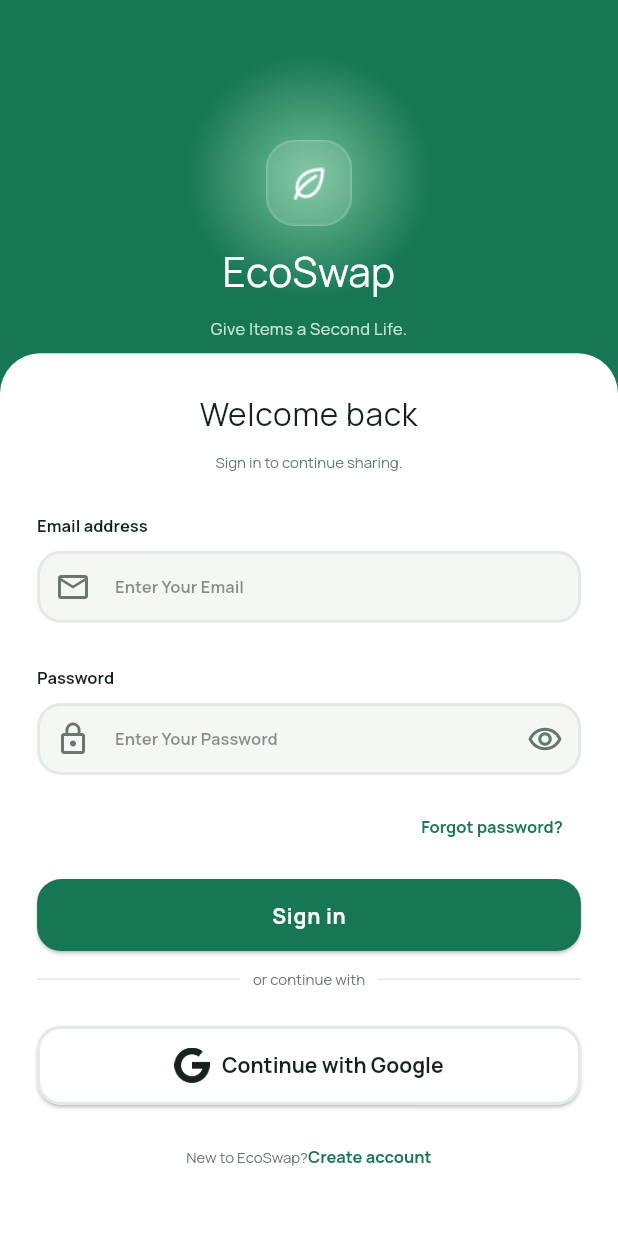
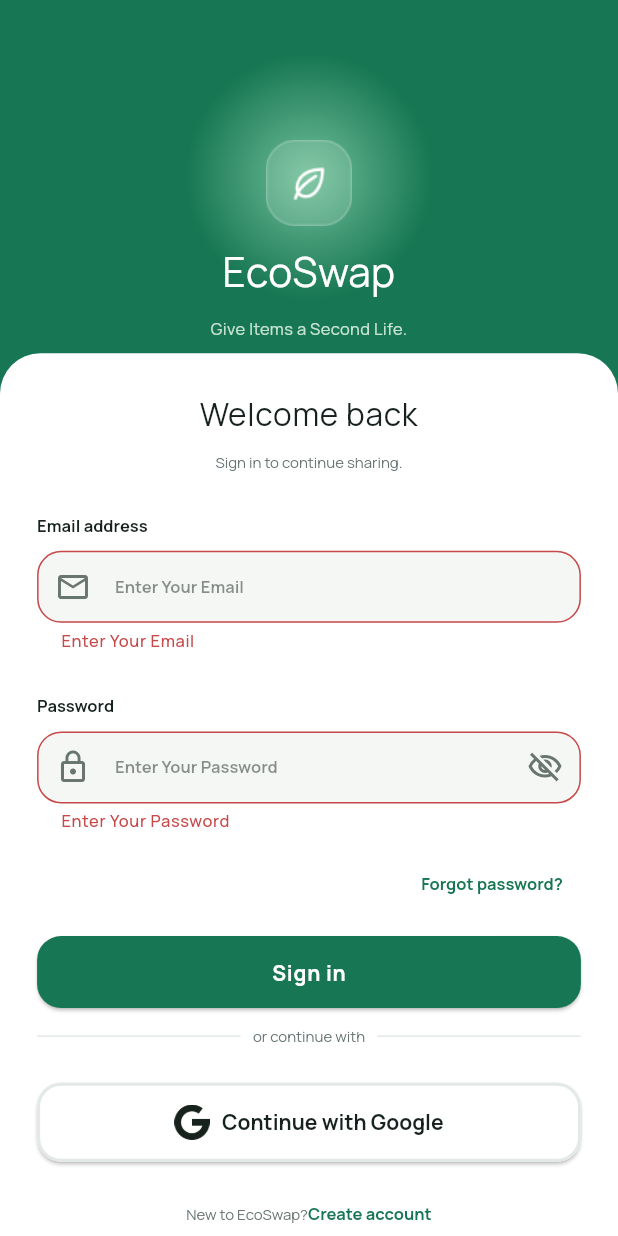
Before and after one commit to MariamWael411/Eco-Swap-App, a Flutter app: the LoginScreen screen opened by its route, after a tap on "Sign in", on a phone screen of 412 x 824 dp. Run offline on Flutter 3.47's test engine with Material 3 defaults, Android fonts, the phone set to English and light mode, and no system bars; our stand-ins replace bloc, flutter_bloc, google_fonts.

Commit message:
auth validation

```diff
--- /dev/null
+++ b/lib/core/utils/validation.dart
@@ -0,0 +1,92 @@
+import 'package:eco_swap_app/l10n/app_localizations.dart';
+import 'package:flutter/cupertino.dart';
+
+class Validation {
+  static late BuildContext _context;
+
+  static BuildContext get context => _context;
+
+  static set context(BuildContext value) {
+    _context = value;
+  }
+
+  static var language = AppLocalizations.of(context)!;
+
+  static String? validatePassword(String? text) {
+    if (text == null || text.trim().isEmpty) {
+      return language.enter_your_password;
+    }
+
+    if (!RegExp(r'[A-Z]').hasMatch(text)) {
+      return language.password_capital_letter;
+    }
+
+    if (!RegExp(r'[a-z]').hasMatch(text)) {
+      return language.password_small_letter;
+    }
+
+    if (!RegExp(r'[0-9]').hasMatch(text)) {
+      return language.password_number;
+    }
+
+    if (!RegExp(r'[^A-Za-z0-9\s]').hasMatch(text)) {
+      return language.password_symbol;
+    }
+
+    if (text.length < 8) {
+      return language.password_min_length;
+    }
+
+    return null;
+  }
+
+  static String? validateFullName(String? text) {
+    if (text == null || text.trim().isEmpty) {
+      return language.enter_your_full_name;
+    }
+
+    final regx = RegExp(r'^[a-zA-Z ]+$');
+
+    if (!regx.hasMatch(text.trim())) {
+      return language.enter_valid_full_name;
+    }
+
+    return null;
+  }
+
+  static String? validateMobileNum(String? text) {
+    if (text == null || text.trim().isEmpty) {
+      return language.enter_your_phone;
+    }
+    if (text.length != 11) {
+      return language.invalid_mobile_number;
+    }
+    return null;
+  }
+
+  static String? validateEmail(String? text) {
+    if (text == null || text.trim().isEmpty) {
+      return language.enter_your_email;
+    }
+    final bool emailValid = RegExp(
+      r"^[a-zA-Z0-9.a-zA-Z0-9.!#$%&'*+-/=?^_`{|}~]+@[a-zA-Z0-9]+\.[a-zA-Z]+",
+    ).hasMatch(text);
+    if (!emailValid) {
+      return language.invalid_email;
+    }
+    return null;
+  }
+
+  static String? rePasswordValidator(
+    String? text,
+    TextEditingController passwordController,
+  ) {
+    if (text == null || text.trim().isEmpty) {
+      return language.enter_your_confirm_password;
+    }
+    if (text != passwordController.text) {
+      return language.password_not_match;
+    }
+    return null;
+  }
+}
--- a/lib/features/auth/login/login_screen.dart
+++ b/lib/features/auth/login/login_screen.dart
@@ -1,7 +1,11 @@
 import 'package:eco_swap_app/core/utils/app_assets.dart';
 import 'package:eco_swap_app/core/utils/app_colors.dart';
 import 'package:eco_swap_app/core/utils/app_route.dart';
+import 'package:eco_swap_app/core/utils/validation.dart';
 import 'package:eco_swap_app/features/auth/widget/custom_divider_widget.dart';
+import 'package:eco_swap_app/features/auth/widget/custom_end_section_widget.dart';
+import 'package:eco_swap_app/features/auth/widget/custom_forget_pass_widget.dart';
+import 'package:eco_swap_app/features/auth/widget/custom_header_widget.dart';
 import 'package:eco_swap_app/features/auth/widget/custom_text_widget.dart';
 import 'package:eco_swap_app/features/auth/widget/top_container.dart';
 import 'package:eco_swap_app/features/common/widgets/custom_elevated_button.dart';
@@ -13,11 +17,24 @@ import 'package:flutter_bloc/flutter_bloc.dart';
 import '../../../core/utils/app_config.dart';
 import '../../../cubit/theme_cubit.dart';
 
-class LoginScreen extends StatelessWidget {
-  const LoginScreen({super.key});
+class LoginScreen extends StatefulWidget {
+  LoginScreen({super.key});
+
+  @override
+  State<LoginScreen> createState() => _LoginScreenState();
+}
+
+class _LoginScreenState extends State<LoginScreen> {
+  var passController = TextEditingController();
+
+  var emailController = TextEditingController();
+
+  bool obsureText = true;
+  final _formKry = GlobalKey<FormState>();
 
   @override
   Widget build(BuildContext context) {
+    Validation.context = context;
     var width = AppConfig.width(context);
     var height = AppConfig.height(context);
     final isDark = context.read<ThemeCubit>().isDark();
@@ -49,55 +66,61 @@ class LoginScreen extends StatelessWidget {
                     horizontal: width * 0.06,
                     vertical: height * 0.03,
                   ),
+                  child: Form(
+                    key: _formKry,
                     child: Column(
+
                       spacing: height * 0.013,
                       crossAxisAlignment: CrossAxisAlignment.stretch,
                       children: [
-                      Text(
-                        language.welcome_back,
-                        style: theme.textTheme.bodyLarge,
-                        textAlign: TextAlign.center,
-                      ),
-                      Text(
-                        language.sign_in_to_continue_sharing,
-                        style: theme.textTheme.displayMedium,
-                        textAlign: TextAlign.center,
-                      ),
+                        CustomHeaderWidget(text1: language.welcome_back,
+                            text2: language.sign_in_to_continue_sharing),
                         SizedBox(height: height * 0.01),
                         CustomTextWidget(text: language.email_address),
                         CustomTextFormFeild(
+                          controller: emailController,
+                          onValidator: (text) {
+                            return Validation.validateEmail(text);
+                          },
+                          textInputType: TextInputType.emailAddress,
                           hintText: language.enter_your_email,
                           prefixIcon: Icon(Icons.email_outlined),
                         ),
                         SizedBox(height: height * 0.01),
                         CustomTextWidget(text: language.password),
                         CustomTextFormFeild(
+                          obscureText: obsureText,
+                          controller: passController,
+                          onValidator: (text) {
+                            return Validation.validatePassword(text);
+                          },
                           hintText: language.enter_your_password,
                           prefixIcon: Icon(Icons.lock_outline),
                           sufixIcon: IconButton(
-                          onPressed: () {},
-                          icon: Icon(Icons.remove_red_eye_outlined),
+                            onPressed: () {
+                              setState(() {
+                                obsureText = !obsureText;
+                              });
+
+                              print(obsureText);
+
+                            },
+                            icon: Icon(obsureText
+                                ? Icons.visibility_off_outlined
+                                : Icons.remove_red_eye_outlined),
                           ),
                         ),
-                      Row(
-                        mainAxisAlignment: MainAxisAlignment.end,
-                        children: [
-                          TextButton(
-                            onPressed: () {
+                        CustomForgetPassWidget(onClick: () {
                           //todo Navigate to forget Pass
                           Navigator.of(context).pushNamed(
                               AppRoute.forgetPass);
-                            },
-                            child: Text(
-                              language.forgot_password,
-                              style: theme.textTheme.headlineLarge,
-                            ),
-                          ),
-                        ],
-                      ),
+                        }),
                         CustomElevatedButton(
                           onClick: () {
                             //todo Navigate to home Screen
+                            if (_formKry.currentState?.validate() == true) {
+
+                            }
                           },
                           text: language.sign_in,
                         ),
@@ -128,30 +151,15 @@ class LoginScreen extends StatelessWidget {
                             ],
                           ),
                         ),
-                      Row(
-                        mainAxisAlignment: MainAxisAlignment.center,
-                        children: [
-                          Text(
-                            language.new_to_ecoSwap,
-                            style: theme.textTheme.displayMedium,
-                          ),
-                          TextButton(
-                            style: TextButton.styleFrom(
-                              padding: EdgeInsets.zero,
-                            ),
-                            onPressed: () {
+                        CustomEndSectionWidget(text1: language.new_to_ecoSwap,
+                            text2: language.create_account,
+                            onClick: () {
                               //todo Navigate to register screen
                               Navigator.of(context).pushNamed(
                                   AppRoute.register);
-                            },
-                            child: Text(
-                              language.create_account,
-                              style: theme.textTheme.headlineLarge,
-                            ),
-                          ),
+                            }),
                       ],
                     ),
-                    ],
                   ),
                 ),
               ),
--- /dev/null
+++ b/lib/features/auth/widget/custom_end_section_widget.dart
@@ -0,0 +1,30 @@
+import 'package:flutter/material.dart';
+
+class CustomEndSectionWidget extends StatelessWidget {
+  CustomEndSectionWidget({
+    super.key,
+    required this.text1,
+    required this.text2,
+    required this.onClick,
+  });
+
+  String text1;
+  String text2;
+  VoidCallback onClick;
+
+  @override
+  Widget build(BuildContext context) {
+    var theme = Theme.of(context);
+    return Row(
+      mainAxisAlignment: MainAxisAlignment.center,
+      children: [
+        Text(text1, style: theme.textTheme.displayMedium),
+        TextButton(
+          style: TextButton.styleFrom(padding: EdgeInsets.zero),
+          onPressed: onClick,
+          child: Text(text2, style: theme.textTheme.headlineLarge),
+        ),
+      ],
+    );
+  }
+}
--- /dev/null
+++ b/lib/features/auth/widget/custom_forget_pass_widget.dart
@@ -0,0 +1,27 @@
+import 'package:flutter/material.dart';
+
+import '../../../l10n/app_localizations.dart';
+
+class CustomForgetPassWidget extends StatelessWidget {
+  VoidCallback onClick;
+
+  CustomForgetPassWidget({super.key, required this.onClick});
+
+  @override
+  Widget build(BuildContext context) {
+    var theme = Theme.of(context);
+    var language = AppLocalizations.of(context)!;
+    return Row(
+      mainAxisAlignment: MainAxisAlignment.end,
+      children: [
+        TextButton(
+          onPressed: onClick,
+          child: Text(
+            language.forgot_password,
+            style: theme.textTheme.headlineLarge,
+          ),
+        ),
+      ],
+    );
+  }
+}
--- /dev/null
+++ b/lib/features/auth/widget/custom_header_widget.dart
@@ -0,0 +1,30 @@
+import 'package:eco_swap_app/core/utils/app_config.dart';
+import 'package:flutter/material.dart';
+
+class CustomHeaderWidget extends StatelessWidget {
+  String text1;
+  String text2;
+
+  CustomHeaderWidget({super.key, required this.text1, required this.text2});
+
+  @override
+  Widget build(BuildContext context) {
+    var theme = Theme.of(context);
+    var height = AppConfig.height(context);
+    return Column(
+      spacing: height * 0.013,
+      children: [
+        Text(
+          text1,
+          style: theme.textTheme.bodyLarge,
+          textAlign: TextAlign.center,
+        ),
+        Text(
+          text2,
+          style: theme.textTheme.displayMedium,
+          textAlign: TextAlign.center,
+        ),
+      ],
+    );
+  }
+}
--- a/lib/features/common/widgets/custom_text_form_feild.dart
+++ b/lib/features/common/widgets/custom_text_form_feild.dart
@@ -48,7 +48,7 @@ class CustomTextFormFeild extends StatelessWidget {
         prefixIconColor: Theme.of(context).colorScheme.onPrimaryContainer,
         suffixIconColor: Theme.of(context).colorScheme.onPrimaryContainer,
         suffixIcon: sufixIcon,
-        errorStyle: AppStyles.med14Red,
+        errorStyle: AppStyles.med14Red.copyWith(fontSize: 11),
         enabledBorder: _outlineInputBorder(context),
         border: _outlineInputBorder(context),
         focusedBorder: _outlineInputBorder(context),
--- a/lib/l10n/app_ar.arb
+++ b/lib/l10n/app_ar.arb
@@ -36,5 +36,18 @@
   "home": "الرئيسية",
   "item": "عناصري",
   "request": "الطلبات",
-  "profile": "الملف الشخصي"
+  "profile": "الملف الشخصي",
+  "enter_valid_name": "من فضلك أدخل اسمًا صحيحًا",
+  "enter_your_full_name": "من فضلك أدخل اسمك بالكامل",
+  "enter_valid_full_name": "من فضلك أدخل اسمًا كاملًا صحيحًا",
+  "password_capital_letter": "يجب أن تحتوي كلمة المرور على حرف كبير واحد على الأقل",
+  "password_small_letter": "يجب أن تحتوي كلمة المرور على حرف صغير واحد على الأقل",
+  "password_number": "يجب أن تحتوي كلمة المرور على رقم واحد على الأقل",
+  "password_symbol": "يجب أن تحتوي كلمة المرور على رمز واحد على الأقل",
+  "password_min_length": "يجب أن تتكون كلمة المرور من 8 أحرف على الأقل",
+  "enter_mobile_number": "من فضلك أدخل رقم الهاتف",
+  "invalid_mobile_number": "من فضلك أدخل رقم هاتف صحيح",
+  "invalid_email": "من فضلك أدخل بريدًا إلكترونيًا صحيحًا",
+  "enter_confirm_password": "من فضلك أدخل تأكيد كلمة المرور",
+  "password_not_match": "كلمة المرور وتأكيد كلمة المرور غير متطابقتين"
 }
--- a/lib/l10n/app_en.arb
+++ b/lib/l10n/app_en.arb
@@ -4,7 +4,7 @@
   "intro1_body": "Share items you no longer need with people nearby who can\n put them to good use.",
   "intro2_title": "Find What You Need",
   "intro2_body": "Discover useful items shared by others in your community — \ncompletely free.",
-  "intro3_title" : "Reuse More, Waste Less",
+  "intro3_title": "Reuse More, Waste Less",
   "intro3_body": "Every swap keeps an item in use and helps your community\n reduce unnecessary waste.",
   "next": "Next",
   "get_started": "Get Started",
@@ -36,5 +36,18 @@
   "home": "Home",
   "item": "My Items",
   "request": "Request",
-  "profile": "Profile"
+  "profile": "Profile",
+  "enter_valid_name": "Enter a Valid Name",
+  "enter_your_full_name": "Enter Your Full Name",
+  "enter_valid_full_name": "Enter a Valid Full Name",
+  "password_capital_letter": "Password should contain at least one capital letter",
+  "password_small_letter": "Password should contain at least one small letter",
+  "password_number": "Password should contain at least one number",
+  "password_symbol": "Password should contain at least one symbol",
+  "password_min_length": "Password should be at least 8 characters",
+  "enter_mobile_number": "Enter Your Mobile Number",
+  "invalid_mobile_number": "Please Enter Correct Mobile Number",
+  "invalid_email": "Please Enter Valid Email",
+  "enter_confirm_password": "Please enter confirm password",
+  "password_not_match": "Confirm password doesn't match password"
 }
--- a/lib/l10n/app_localizations.dart
+++ b/lib/l10n/app_localizations.dart
@@ -322,6 +322,84 @@ abstract class AppLocalizations {
   /// In en, this message translates to:
   /// **'Profile'**
   String get profile;
+
+  /// No description provided for @enter_valid_name.
+  ///
+  /// In en, this message translates to:
+  /// **'Enter a Valid Name'**
+  String get enter_valid_name;
+
+  /// No description provided for @enter_your_full_name.
+  ///
+  /// In en, this message translates to:
+  /// **'Enter Your Full Name'**
+  String get enter_your_full_name;
+
+  /// No description provided for @enter_valid_full_name.
+  ///
+  /// In en, this message translates to:
+  /// **'Enter a Valid Full Name'**
+  String get enter_valid_full_name;
+
+  /// No description provided for @password_capital_letter.
+  ///
+  /// In en, this message translates to:
+  /// **'Password should contain at least one capital letter'**
+  String get password_capital_letter;
+
+  /// No description provided for @password_small_letter.
+  ///
+  /// In en, this message translates to:
+  /// **'Password should contain at least one small letter'**
+  String get password_small_letter;
+
+  /// No description provided for @password_number.
+  ///
+  /// In en, this message translates to:
+  /// **'Password should contain at least one number'**
+  String get password_number;
+
+  /// No description provided for @password_symbol.
+  ///
+  /// In en, this message translates to:
+  /// **'Password should contain at least one symbol'**
+  String get password_symbol;
+
+  /// No description provided for @password_min_length.
+  ///
+  /// In en, this message translates to:
+  /// **'Password should be at least 8 characters'**
+  String get password_min_length;
+
+  /// No description provided for @enter_mobile_number.
+  ///
+  /// In en, this message translates to:
+  /// **'Enter Your Mobile Number'**
+  String get enter_mobile_number;
+
+  /// No description provided for @invalid_mobile_number.
+  ///
+  /// In en, this message translates to:
+  /// **'Please Enter Correct Mobile Number'**
+  String get invalid_mobile_number;
+
+  /// No description provided for @invalid_email.
+  ///
+  /// In en, this message translates to:
+  /// **'Please Enter Valid Email'**
+  String get invalid_email;
+
+  /// No description provided for @enter_confirm_password.
+  ///
+  /// In en, this message translates to:
+  /// **'Please enter confirm password'**
+  String get enter_confirm_password;
+
+  /// No description provided for @password_not_match.
+  ///
+  /// In en, this message translates to:
+  /// **'Confirm password doesn\'t match password'**
+  String get password_not_match;
 }
 
 class _AppLocalizationsDelegate extends LocalizationsDelegate<AppLocalizations> {
--- a/lib/l10n/app_localizations_ar.dart
+++ b/lib/l10n/app_localizations_ar.dart
@@ -125,4 +125,49 @@ class AppLocalizationsAr extends AppLocalizations {
 
   @override
   String get profile => 'الملف الشخصي';
+
+  @override
+  String get enter_valid_name => 'من فضلك أدخل اسمًا صحيحًا';
+
+  @override
+  String get enter_your_full_name => 'من فضلك أدخل اسمك بالكامل';
+
+  @override
+  String get enter_valid_full_name => 'من فضلك أدخل اسمًا كاملًا صحيحًا';
+
+  @override
+  String get password_capital_letter =>
+      'يجب أن تحتوي كلمة المرور على حرف كبير واحد على الأقل';
+
+  @override
+  String get password_small_letter =>
+      'يجب أن تحتوي كلمة المرور على حرف صغير واحد على الأقل';
+
+  @override
+  String get password_number =>
+      'يجب أن تحتوي كلمة المرور على رقم واحد على الأقل';
+
+  @override
+  String get password_symbol =>
+      'يجب أن تحتوي كلمة المرور على رمز واحد على الأقل';
+
+  @override
+  String get password_min_length =>
+      'يجب أن تتكون كلمة المرور من 8 أحرف على الأقل';
+
+  @override
+  String get enter_mobile_number => 'من فضلك أدخل رقم الهاتف';
+
+  @override
+  String get invalid_mobile_number => 'من فضلك أدخل رقم هاتف صحيح';
+
+  @override
+  String get invalid_email => 'من فضلك أدخل بريدًا إلكترونيًا صحيحًا';
+
+  @override
+  String get enter_confirm_password => 'من فضلك أدخل تأكيد كلمة المرور';
+
+  @override
+  String get password_not_match =>
+      'كلمة المرور وتأكيد كلمة المرور غير متطابقتين';
 }
--- a/lib/l10n/app_localizations_en.dart
+++ b/lib/l10n/app_localizations_en.dart
@@ -125,4 +125,45 @@ class AppLocalizationsEn extends AppLocalizations {
 
   @override
   String get profile => 'Profile';
+
+  @override
+  String get enter_valid_name => 'Enter a Valid Name';
+
+  @override
+  String get enter_your_full_name => 'Enter Your Full Name';
+
+  @override
+  String get enter_valid_full_name => 'Enter a Valid Full Name';
+
+  @override
+  String get password_capital_letter =>
+      'Password should contain at least one capital letter';
+
+  @override
+  String get password_small_letter =>
+      'Password should contain at least one small letter';
+
+  @override
+  String get password_number => 'Password should contain at least one number';
+
+  @override
+  String get password_symbol => 'Password should contain at least one symbol';
+
+  @override
+  String get password_min_length => 'Password should be at least 8 characters';
+
+  @override
+  String get enter_mobile_number => 'Enter Your Mobile Number';
+
+  @override
+  String get invalid_mobile_number => 'Please Enter Correct Mobile Number';
+
+  @override
+  String get invalid_email => 'Please Enter Valid Email';
+
+  @override
+  String get enter_confirm_password => 'Please enter confirm password';
+
+  @override
+  String get password_not_match => 'Confirm password doesn\'t match password';
 }
```
Also changed, not shown: lib/features/auth/forget_password/forget_pass_screen.dart (+25 -11 lines), lib/features/auth/register/register_screen.dart (+77 -35 lines), pubspec.lock. Lines whose indentation alone changed are shown as unchanged.
